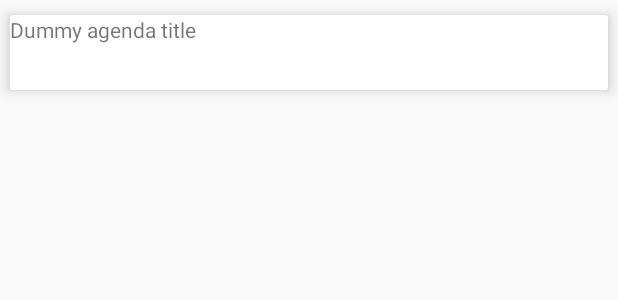
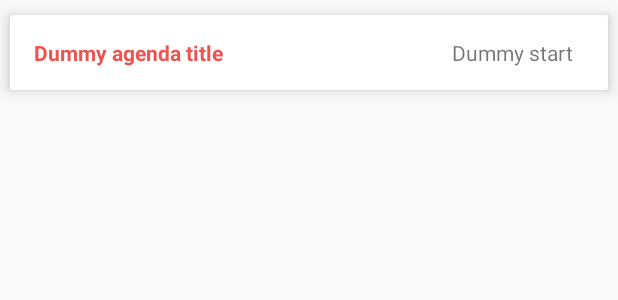
Before and after one commit to andrmos/imber, an Android app: the layout agenda_card.xml on its own in the app's theme, with its tools: preview values and no code run, on a phone screen of 412 x 824 dp. Shown: the top 300 px of the screen. Run offline under Robolectric (Android 15) with nearby library versions, the phone set to English and light mode, and no system bars; network calls fail.

Commit message:
Made some design changes in calendar

```diff
--- a/app/src/main/java/com/mossige/finseth/follo/inf219_mitt_uib/activities/MainActivity.java
+++ b/app/src/main/java/com/mossige/finseth/follo/inf219_mitt_uib/activities/MainActivity.java
@@ -16,6 +16,7 @@ import android.view.MenuItem;
 
 import com.mossige.finseth.follo.inf219_mitt_uib.R;
 import com.mossige.finseth.follo.inf219_mitt_uib.fragments.AboutFragment;
+import com.mossige.finseth.follo.inf219_mitt_uib.fragments.AgendaFragment;
 import com.mossige.finseth.follo.inf219_mitt_uib.fragments.CalendarFragment;
 import com.mossige.finseth.follo.inf219_mitt_uib.fragments.CourseFragment;
 import com.roomorama.caldroid.CaldroidFragment;
@@ -70,6 +71,8 @@ public class MainActivity extends AppCompatActivity implements OnNavigationItemS
         // as you specify a parent activity in AndroidManifest.xml.
         int id = item.getItemId();
 
+
+
         return super.onOptionsItemSelected(item);
     }
 
@@ -83,6 +86,8 @@ public class MainActivity extends AppCompatActivity implements OnNavigationItemS
 
         DrawerLayout drawer = (DrawerLayout) findViewById(R.id.drawer_layout);
         NavigationView navigationView = (NavigationView) findViewById(R.id.nav_view);
+
+
 
         if(id == R.id.nav_course){
             Log.i(TAG,"Course nav click");
--- a/app/src/main/java/com/mossige/finseth/follo/inf219_mitt_uib/card_view_holders/AgendaViewHolder.java
+++ b/app/src/main/java/com/mossige/finseth/follo/inf219_mitt_uib/card_view_holders/AgendaViewHolder.java
@@ -13,15 +13,13 @@ import com.mossige.finseth.follo.inf219_mitt_uib.R;
 public class AgendaViewHolder extends GeneralViewHolder {
     // each data item is just a string
     public TextView title;
-    public TextView start;
-    public TextView end;
+    public TextView time;
     public TextView summary;
 
     public AgendaViewHolder(View v) {
         super(v);
         title = (TextView) v.findViewById(R.id.agenda_title);
-        start = (TextView) v.findViewById(R.id.agenda_start);
-        end = (TextView) v.findViewById(R.id.agenda_end);
+        time = (TextView) v.findViewById(R.id.agenda_time);
         summary = (TextView) v.findViewById(R.id.agenda_summary);
     }
 }
--- a/app/src/main/res/layout/agenda_card.xml
+++ b/app/src/main/res/layout/agenda_card.xml
@@ -15,23 +15,23 @@
 
         <TextView
             android:id="@+id/agenda_title"
+            android:layout_gravity="center_vertical"
+            android:layout_marginLeft="@dimen/fab_margin"
+            android:textColor="@color/colorPrimary"
+            android:textStyle="bold"
             android:layout_width="wrap_content"
             android:layout_height="wrap_content"
             android:text="Dummy agenda title"/>
 
         <TextView
-            android:id="@+id/agenda_start"
-            android:layout_width="wrap_content"
+            android:id="@+id/agenda_time"
+            android:layout_width="match_parent"
             android:layout_height="wrap_content"
-            android:text="Dummy start"
-            android:visibility="gone"/>
-
-        <TextView
-            android:id="@+id/agenda_end"
-            android:layout_width="wrap_content"
-            android:layout_height="wrap_content"
-            android:text="Dummy end"
-            android:visibility="gone"/>
+            android:layout_gravity="center"
+            android:layout_marginRight="@dimen/fab_margin"
+            android:gravity="right"
+            android:textAlignment="gravity"
+            android:text="Dummy start" />
 
         <TextView
             android:id="@+id/agenda_summary"
--- a/app/src/main/res/layout/fragment_agenda.xml
+++ b/app/src/main/res/layout/fragment_agenda.xml
@@ -2,6 +2,7 @@
     xmlns:tools="http://schemas.android.com/tools"
     android:layout_width="match_parent"
     android:layout_height="match_parent"
+    android:id="@+id/agenda_fragment"
     tools:context="com.mossige.finseth.follo.inf219_mitt_uib.fragments.AgendaFragment"
     tools:showIn="@layout/fragment_calendar">
 
```
Also changed, not shown: app/src/main/java/com/mossige/finseth/follo/inf219_mitt_uib/adapters/AgendaRecyclerViewAdapter.java (+10 -2 lines).
